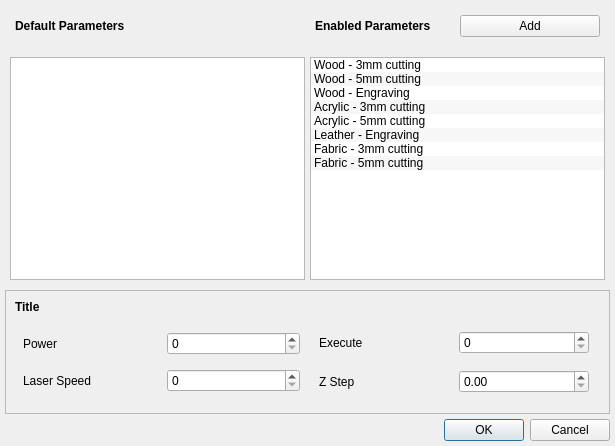
First picture: the form in src/windows/preset-manager.ui, repository flux3dp/swiftray, before the edit.
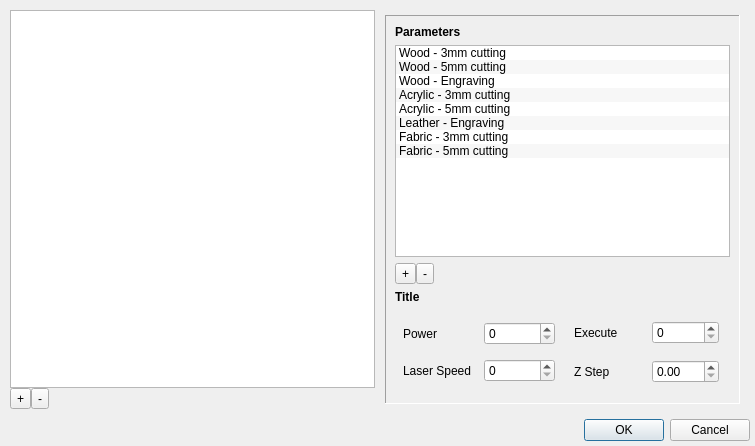
Second picture: the form after the edit.

```diff
--- a/src/windows/preset-manager.ui
+++ b/src/windows/preset-manager.ui
@@ -6,7 +6,7 @@
    <rect>
     <x>0</x>
     <y>0</y>
-    <width>615</width>
+    <width>755</width>
     <height>446</height>
    </rect>
   </property>
@@ -30,23 +30,6 @@
     <number>5</number>
    </property>
    <item>
-    <layout class="QHBoxLayout" name="horizontalLayout_9">
-     <property name="spacing">
-      <number>5</number>
-     </property>
-     <property name="leftMargin">
-      <number>5</number>
-     </property>
-     <property name="topMargin">
-      <number>5</number>
-     </property>
-     <property name="rightMargin">
-      <number>5</number>
-     </property>
-     <property name="bottomMargin">
-      <number>5</number>
-     </property>
-     <item>
       <layout class="QHBoxLayout" name="horizontalLayout_8">
        <property name="leftMargin">
         <number>5</number>
@@ -61,26 +44,73 @@
         <number>5</number>
        </property>
        <item>
-        <widget class="QLabel" name="label">
-         <property name="font">
-          <font>
-           <weight>75</weight>
-           <bold>true</bold>
-          </font>
-         </property>
-         <property name="styleSheet">
-          <string notr="true"/>
-         </property>
-         <property name="text">
-          <string>Default Parameters</string>
-         </property>
-        </widget>
-       </item>
-      </layout>
+      <layout class="QVBoxLayout" name="verticalLayout_3">
+       <property name="spacing">
+        <number>0</number>
+       </property>
+       <property name="leftMargin">
+        <number>0</number>
+       </property>
+       <property name="topMargin">
+        <number>0</number>
+       </property>
+       <property name="bottomMargin">
+        <number>0</number>
+       </property>
+       <item>
+        <widget class="QListWidget" name="listWidget"/>
      </item>
      <item>
       <layout class="QHBoxLayout" name="horizontalLayout_7">
+         <property name="spacing">
+          <number>0</number>
+         </property>
        <property name="leftMargin">
+          <number>0</number>
+         </property>
+         <property name="topMargin">
+          <number>0</number>
+         </property>
+         <property name="rightMargin">
+          <number>0</number>
+         </property>
+         <property name="bottomMargin">
+          <number>0</number>
+         </property>
+         <item>
+          <widget class="QToolButton" name="addParamSettingsBtn">
+           <property name="text">
+            <string>+</string>
+           </property>
+          </widget>
+         </item>
+         <item>
+          <widget class="QToolButton" name="removeParamSettingsBtn">
+           <property name="text">
+            <string>-</string>
+           </property>
+          </widget>
+         </item>
+         <item>
+          <spacer name="horizontalSpacer_2">
+           <property name="orientation">
+            <enum>Qt::Horizontal</enum>
+           </property>
+           <property name="sizeHint" stdset="0">
+            <size>
+             <width>40</width>
+             <height>20</height>
+            </size>
+           </property>
+          </spacer>
+         </item>
+        </layout>
+       </item>
+      </layout>
+     </item>
+     <item>
+      <layout class="QVBoxLayout" name="verticalLayout_2">
+       <property name="leftMargin">
         <number>5</number>
        </property>
        <property name="topMargin">
@@ -92,6 +122,15 @@
        <property name="bottomMargin">
         <number>5</number>
        </property>
+       <item>
+        <widget class="QFrame" name="editor">
+         <property name="frameShape">
+          <enum>QFrame::Panel</enum>
+         </property>
+         <property name="frameShadow">
+          <enum>QFrame::Sunken</enum>
+         </property>
+         <layout class="QVBoxLayout" name="verticalLayout_5">
        <item>
         <widget class="QLabel" name="label_2">
          <property name="font">
@@ -101,57 +140,7 @@
           </font>
          </property>
          <property name="text">
-          <string>Enabled Parameters</string>
-         </property>
-        </widget>
-       </item>
-       <item>
-        <widget class="QPushButton" name="addLayerBtn">
-         <property name="text">
-          <string>Add</string>
-         </property>
-        </widget>
-       </item>
-      </layout>
-     </item>
-    </layout>
-   </item>
-   <item>
-    <layout class="QHBoxLayout" name="horizontalLayout">
-     <property name="spacing">
-      <number>5</number>
-     </property>
-     <property name="leftMargin">
-      <number>5</number>
-     </property>
-     <property name="topMargin">
-      <number>5</number>
-     </property>
-     <property name="rightMargin">
-      <number>5</number>
-     </property>
-     <property name="bottomMargin">
-      <number>5</number>
-     </property>
-     <item>
-      <widget class="QListWidget" name="defaultList">
-       <property name="dragEnabled">
-        <bool>true</bool>
-       </property>
-       <property name="dragDropOverwriteMode">
-        <bool>false</bool>
-       </property>
-       <property name="dragDropMode">
-        <enum>QAbstractItemView::DragDrop</enum>
-       </property>
-       <property name="defaultDropAction">
-        <enum>Qt::MoveAction</enum>
-       </property>
-       <property name="alternatingRowColors">
-        <bool>true</bool>
-       </property>
-       <property name="selectionMode">
-        <enum>QAbstractItemView::SingleSelection</enum>
+             <string>Parameters</string>
        </property>
       </widget>
      </item>
@@ -241,17 +230,52 @@
        </item>
       </widget>
      </item>
-    </layout>
-   </item>
-   <item>
-    <widget class="QFrame" name="editor">
-     <property name="frameShape">
-      <enum>QFrame::StyledPanel</enum>
-     </property>
-     <property name="frameShadow">
-      <enum>QFrame::Raised</enum>
-     </property>
-     <layout class="QVBoxLayout" name="verticalLayout_5">
+          <item>
+           <layout class="QHBoxLayout" name="horizontalLayout">
+            <property name="spacing">
+             <number>0</number>
+            </property>
+            <property name="leftMargin">
+             <number>0</number>
+            </property>
+            <property name="topMargin">
+             <number>0</number>
+            </property>
+            <property name="rightMargin">
+             <number>0</number>
+            </property>
+            <property name="bottomMargin">
+             <number>0</number>
+            </property>
+            <item>
+             <widget class="QToolButton" name="addParamBtn">
+              <property name="text">
+               <string>+</string>
+              </property>
+             </widget>
+            </item>
+            <item>
+             <widget class="QToolButton" name="removeParamBtn">
+              <property name="text">
+               <string>-</string>
+              </property>
+             </widget>
+            </item>
+            <item>
+             <spacer name="horizontalSpacer">
+              <property name="orientation">
+               <enum>Qt::Horizontal</enum>
+              </property>
+              <property name="sizeHint" stdset="0">
+               <size>
+                <width>40</width>
+                <height>20</height>
+               </size>
+              </property>
+             </spacer>
+            </item>
+           </layout>
+          </item>
       <item>
        <widget class="QLabel" name="paramTitle">
         <property name="font">
@@ -398,6 +422,10 @@
       </item>
      </layout>
     </widget>
+       </item>
+      </layout>
+     </item>
+    </layout>
    </item>
    <item>
     <widget class="QDialogButtonBox" name="buttonBox">
```
Lines whose indentation alone changed are shown as unchanged.
